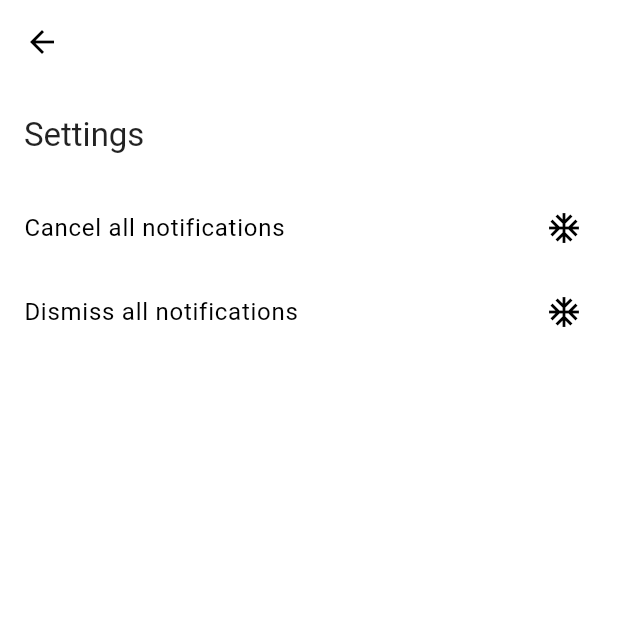
After one commit to anasfik/ayati, a Flutter app: the screen it shows after launch, after a tap on the "settings" icon, on a phone screen of 412 x 824 dp, the top half of it. The commit adds this screen. Run offline on Flutter 3.47's test engine with Material 2 defaults, Android fonts, the phone set to English and light mode, and no system bars; our stand-ins replace awesome_notifications, bloc, equatable, flutter_bloc, google_fonts, hive and 1 more; accounts and stored records are empty; Roboto replaces fonts that are missing (Amiri).

Commit message:
[ Add ] added settings options and screen to the app

```diff
--- /dev/null
+++ b/lib/data/models/setting_item.dart
@@ -0,0 +1,39 @@
+import 'dart:ui';
+
+import 'package:equatable/equatable.dart';
+import 'package:flutter/material.dart';
+
+class SettingItem extends Equatable {
+  final IconData icon;
+  final String title;
+  final VoidCallback onTap;
+  final String successText;
+  final String errorText;
+
+  const SettingItem({
+    required this.icon,
+    required this.title,
+    required this.onTap,
+    required this.successText,
+    required this.errorText,
+  });
+
+  @override
+  List<Object?> get props => [icon, title, onTap, successText, errorText];
+
+  SettingItem copyWith({
+    IconData? icon,
+    String? title,
+    VoidCallback? onTap,
+    String? successText,
+    String? errorText,
+  }) {
+    return SettingItem(
+      icon: icon ?? this.icon,
+      title: title ?? this.title,
+      onTap: onTap ?? this.onTap,
+      successText: successText ?? this.successText,
+      errorText: errorText ?? this.errorText,
+    );
+  }
+}
--- /dev/null
+++ b/lib/logic/cubit/settings_cubit.dart
@@ -0,0 +1,34 @@
+// ignore_for_file: public_member_api_docs, sort_constructors_first
+import 'package:bloc/bloc.dart';
+import 'package:equatable/equatable.dart';
+import 'package:flutter/material.dart';
+
+import '../../data/models/setting_item.dart';
+import '../../utils/notifications.dart';
+
+part 'settings_state.dart';
+
+class SettingsCubit extends Cubit<SettingsState> {
+  List<SettingItem> get settingsItems => [
+        SettingItem(
+          icon: Icons.ac_unit,
+          title: "Cancel all notifications",
+          onTap: () {
+            NotificationController.cancelService();
+          },
+          successText: "",
+          errorText: "",
+        ),
+        SettingItem(
+          icon: Icons.ac_unit,
+          title: "Dismiss all notifications",
+          onTap: () {
+            NotificationController.dismissAllNotification();
+          },
+          successText: "",
+          errorText: "",
+        ),
+      ];
+
+  SettingsCubit() : super(SettingsInitial());
+}
--- /dev/null
+++ b/lib/logic/cubit/settings_state.dart
@@ -0,0 +1,10 @@
+part of 'settings_cubit.dart';
+
+abstract class SettingsState extends Equatable {
+  const SettingsState();
+
+  @override
+  List<Object> get props => [];
+}
+
+class SettingsInitial extends SettingsState {}
--- a/lib/main.dart
+++ b/lib/main.dart
@@ -15,6 +15,8 @@ final ayatFetcherCubit = AyatFetcherCubit();
 final appCubit = AppServiceCubit(fetcherCubit: ayatFetcherCubit);
 
 void main() async {
+  WidgetsFlutterBinding.ensureInitialized();
+
   await LocalDatabase.instance.init(clearOn: false);
 
   AppServiceCubit.init();
--- /dev/null
+++ b/lib/presentation/general/section_title.dart
@@ -0,0 +1,17 @@
+import 'package:flutter/material.dart';
+
+class SectionTitle extends StatelessWidget {
+  const SectionTitle({
+    super.key,
+    required this.title,
+  });
+
+  final String title;
+  @override
+  Widget build(BuildContext context) {
+    return Text(
+      title,
+      style: Theme.of(context).textTheme.titleLarge!.copyWith(),
+    );
+  }
+}
--- a/lib/presentation/home/home.dart
+++ b/lib/presentation/home/home.dart
@@ -3,6 +3,7 @@ import 'package:flutter/material.dart';
 import 'package:flutter_bloc/flutter_bloc.dart';
 
 import 'main_service.dart';
+import 'widgets/app_bar.dart';
 import 'widgets/logo.dart';
 import 'widgets/start_button.dart';
 
@@ -23,6 +24,7 @@ class HomeView extends StatelessWidget {
       },
       builder: (context, state) {
         return Scaffold(
+          appBar: const HomeAppBar(),
           body: SizedBox(
             width: double.infinity,
             child: Column(
--- /dev/null
+++ b/lib/presentation/home/widgets/app_bar.dart
@@ -0,0 +1,28 @@
+import 'package:ayat_notifications/presentation/settings/settings.dart';
+import 'package:flutter/material.dart';
+
+class HomeAppBar extends StatelessWidget with PreferredSizeWidget {
+  const HomeAppBar({super.key});
+
+  @override
+  Widget build(BuildContext context) {
+    return AppBar(
+      actions: <Widget>[
+        IconButton(
+          onPressed: () {
+            Navigator.of(context).push(
+              MaterialPageRoute(
+                builder: (context) => const Settings(),
+              ),
+            );
+          },
+          icon: const Icon(Icons.settings),
+        ),
+        const SizedBox(width: 10.0),
+      ],
+    );
+  }
+
+  @override
+  Size get preferredSize => const Size.fromHeight(kToolbarHeight);
+}
--- /dev/null
+++ b/lib/presentation/settings/settings.dart
@@ -0,0 +1,49 @@
+import 'package:flutter/material.dart';
+import 'package:flutter_bloc/flutter_bloc.dart';
+
+import '../../logic/cubit/settings_cubit.dart';
+import '../general/section_title.dart';
+
+class Settings extends StatelessWidget {
+  const Settings({super.key});
+
+  @override
+  Widget build(BuildContext context) {
+    const height = 10.0;
+
+    return BlocProvider<SettingsCubit>(
+      create: (context) => SettingsCubit(),
+      child: Builder(
+        builder: (context) {
+          final cubit = context.read<SettingsCubit>();
+
+          return Scaffold(
+            appBar: AppBar(),
+            body: Column(
+              crossAxisAlignment: CrossAxisAlignment.start,
+              children: <Widget>[
+                const SizedBox(height: height * 2),
+                Container(
+                  margin: const EdgeInsets.symmetric(horizontal: 16.0),
+                  child: const SectionTitle(title: "Settings"),
+                ),
+                const SizedBox(height: height * 2),
+                ...List.generate(
+                  cubit.settingsItems.length,
+                  (index) {
+                    final current = cubit.settingsItems[index];
+                    return ListTile(
+                      onTap: current.onTap,
+                      title: Text(current.title),
+                      trailing: Icon(current.icon),
+                    );
+                  },
+                ).toList(),
+              ],
+            ),
+          );
+        },
+      ),
+    );
+  }
+}
--- a/lib/utils/notifications.dart
+++ b/lib/utils/notifications.dart
@@ -97,4 +97,12 @@ class NotificationController {
       debug: kDebugMode,
     );
   }
+
+  static Future<void> cancelService() {
+    return AwesomeNotifications().cancelAll();
+  }
+
+  static Future<void> dismissAllNotification() {
+    return AwesomeNotifications().dismissAllNotifications();
+  }
 }
--- a/lib/utils/themes_handler.dart
+++ b/lib/utils/themes_handler.dart
@@ -1,4 +1,5 @@
 import 'package:flutter/material.dart';
+import 'package:google_fonts/google_fonts.dart';
 
 abstract class ThemesHandler {
   static final light = ThemeData.from(
@@ -7,5 +8,5 @@ abstract class ThemesHandler {
       secondary: Colors.greenAccent,
     ),
     useMaterial3: true,
-  );
+  ).copyWith(textTheme: GoogleFonts.amiriTextTheme());
 }
--- a/pubspec.yaml
+++ b/pubspec.yaml
@@ -12,6 +12,7 @@ dependencies:
   flutter:
     sdk: flutter
   flutter_bloc: ^8.1.2
+  google_fonts: ^4.0.4
   hive: ^2.2.3
   hive_flutter: ^1.1.0
   http: ^0.13.5
```
Also changed, not shown: pubspec.lock.
